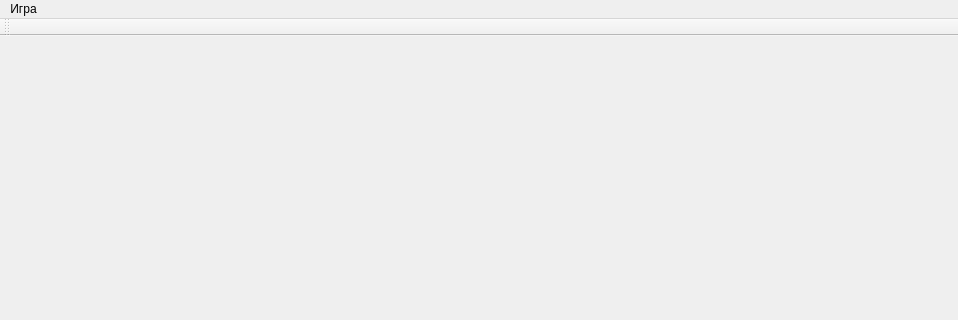
The window that mainwindow.ui (NipisAlqizam/SeaBattle) describes before a commit, drawn with Qt 5; both pictures show x 0 to 958 and y 0 to 320 of the 958 by 591 pixel window.
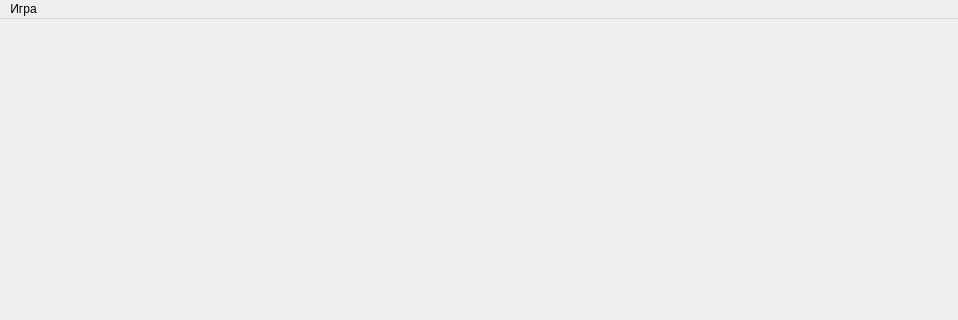
The same window after the commit.

```diff
--- a/mainwindow.ui
+++ b/mainwindow.ui
@@ -32,14 +32,6 @@
    </widget>
    <addaction name="menu"/>
   </widget>
-  <widget class="QToolBar" name="mainToolBar">
-   <attribute name="toolBarArea">
-    <enum>TopToolBarArea</enum>
-   </attribute>
-   <attribute name="toolBarBreak">
-    <bool>false</bool>
-   </attribute>
-  </widget>
   <widget class="QStatusBar" name="statusBar"/>
   <action name="action">
    <property name="text">
```
Left out of the diff: 2 changed lines with no effect on the pictures.
